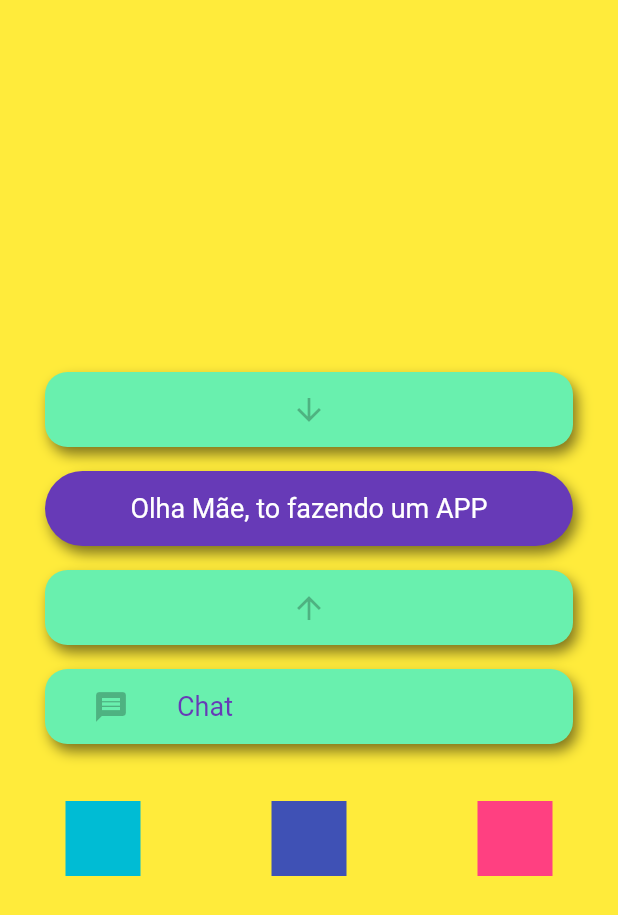
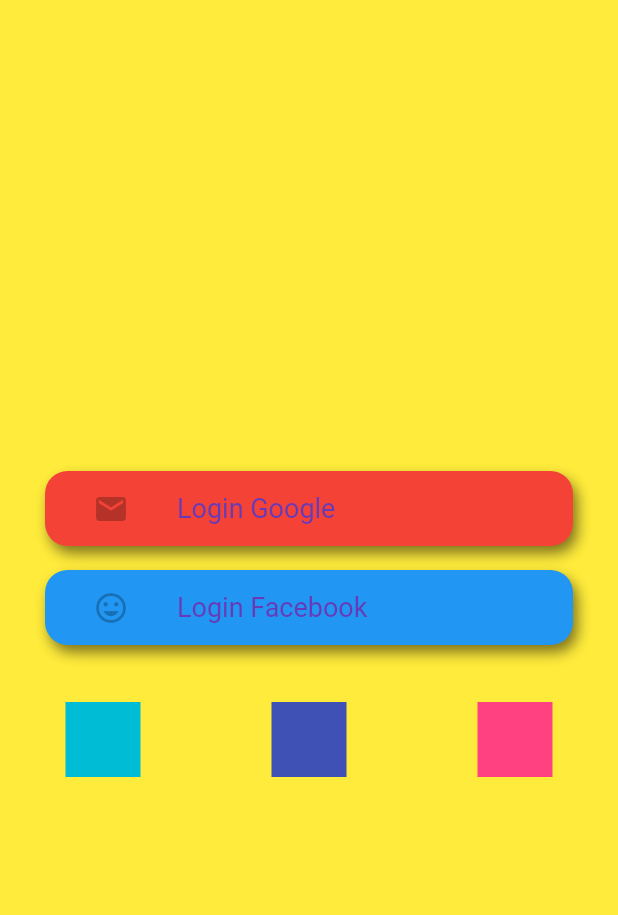
Before and after one commit to gablemos-zz/flutter-study, a Flutter app: the screen it shows after launch, on a phone screen of 412 x 824 dp. Shown: the top 915 px of the screen. Run offline on Flutter 3.47's test engine with Material 2 defaults, Android fonts, the phone set to English and light mode, and no system bars.

Commit message:
31 - uncoupling

```diff
--- /dev/null
+++ b/my-first-app/myapp/lib/button-text-icon.dart
@@ -0,0 +1,50 @@
+import 'package:flutter/material.dart';
+
+class ButtonTextIcon extends StatelessWidget {
+
+final Color color;
+final String text;
+final IconData iconData;
+
+  const ButtonTextIcon({Key key, this.color = Colors.cyan, this.text = "Refresh", this.iconData = Icons.cached}) : super(key: key);
+
+  @override
+  Widget build(BuildContext context) {
+    return Padding(
+      padding: const EdgeInsets.symmetric(vertical: 8, horizontal: 30),
+      child: Container(
+        decoration: BoxDecoration(
+            color: color,
+            borderRadius: BorderRadius.circular(15.0),
+            boxShadow: <BoxShadow>[
+              BoxShadow(
+                  color: Colors.black.withOpacity(0.5),
+                  offset: Offset(3.0, 5.0),
+                  blurRadius: 7)
+            ]),
+        width: double.infinity,
+        height: 50,
+        child: Row(
+          mainAxisAlignment: MainAxisAlignment.center,
+          children: <Widget>[
+            Expanded(
+              flex: 1,
+              child: Icon(
+                iconData,
+                color: Colors.black26,
+              ),
+            ),
+            Expanded(
+              flex: 3,
+              child: Text(
+                text,
+                textAlign: TextAlign.left,
+                style: TextStyle(color: Colors.deepPurple, fontSize: 18),
+              ),
+            ),
+          ],
+        ),
+      ),
+    );
+  }
+}
--- a/my-first-app/myapp/lib/main.dart
+++ b/my-first-app/myapp/lib/main.dart
@@ -1,4 +1,6 @@
 import 'package:flutter/material.dart';
+import 'package:myapp/button-text-icon.dart';
+
 
 void main() => runApp(MyApp());
 
@@ -18,10 +20,16 @@
             mainAxisAlignment: MainAxisAlignment.center,
             crossAxisAlignment: CrossAxisAlignment.center,
             children: <Widget>[
-              ButtonIcon(icon: Icons.arrow_downward),
-              ButtonText(),
-              ButtonIcon(icon: Icons.arrow_upward),
-              ButtonTextIcon(),
+              ButtonTextIcon(
+                color: Colors.red,
+                text: "Login Google",
+                iconData: Icons.email,
+              ),
+              ButtonTextIcon(
+                color: Colors.blue,
+                text: "Login Facebook",
+                iconData: Icons.tag_faces,
+              ),
               SizedBox(
                 height: 30,
               ),
@@ -52,101 +60,3 @@
     );
   }
 }
-
-class ButtonIcon extends StatelessWidget {
-  IconData icon;
-  ButtonIcon({this.icon});
-
-  @override
-  Widget build(BuildContext context) {
-    return Padding(
-      padding: const EdgeInsets.symmetric(vertical: 8, horizontal: 30),
-      child: Container(
-        decoration: BoxDecoration(
-            color: Colors.greenAccent,
-            borderRadius: BorderRadius.circular(15.0),
-            boxShadow: <BoxShadow>[
-              BoxShadow(
-                  color: Colors.black.withOpacity(0.5),
-                  offset: Offset(3.0, 5.0),
-                  blurRadius: 7)
-            ]),
-        width: double.infinity,
-        height: 50,
-        child: Icon(
-          this.icon,
-          color: Colors.black26,
-        ),
-      ),
-    );
-  }
-}
-
-class ButtonTextIcon extends StatelessWidget {
-  @override
-  Widget build(BuildContext context) {
-    return Padding(
-      padding: const EdgeInsets.symmetric(vertical: 8, horizontal: 30),
-      child: Container(
-        decoration: BoxDecoration(
-            color: Colors.greenAccent,
-            borderRadius: BorderRadius.circular(15.0),
-            boxShadow: <BoxShadow>[
-              BoxShadow(
-                  color: Colors.black.withOpacity(0.5),
-                  offset: Offset(3.0, 5.0),
-                  blurRadius: 7)
-            ]),
-        width: double.infinity,
-        height: 50,
-        child: Row(
-          mainAxisAlignment: MainAxisAlignment.center,
-          children: <Widget>[
-            Expanded(
-              flex: 1,
-              child: Icon(
-                Icons.message,
-                color: Colors.black26,
-              ),
-            ),
-            Expanded(
-              flex: 3,
-              child: Text(
-                "Chat",
-                textAlign: TextAlign.left,
-                style: TextStyle(color: Colors.deepPurple, fontSize: 18),
-              ),
-            ),
-          ],
-        ),
-      ),
-    );
-  }
-}
-
-class ButtonText extends StatelessWidget {
-  @override
-  Widget build(BuildContext context) {
-    return Padding(
-      padding: const EdgeInsets.symmetric(vertical: 8, horizontal: 30),
-      child: Container(
-        decoration: BoxDecoration(
-            color: Colors.deepPurple,
-            borderRadius: BorderRadius.circular(25.0),
-            boxShadow: <BoxShadow>[
-              BoxShadow(
-                  color: Colors.black.withOpacity(0.5),
-                  offset: Offset(3.0, 5.0),
-                  blurRadius: 7)
-            ]),
-        width: double.infinity,
-        height: 50,
-        alignment: Alignment.center,
-        child: Text(
-          "Olha Mãe, to fazendo um APP",
-          style: TextStyle(color: Colors.white, fontSize: 18),
-        ),
-      ),
-    );
-  }
-}
```
